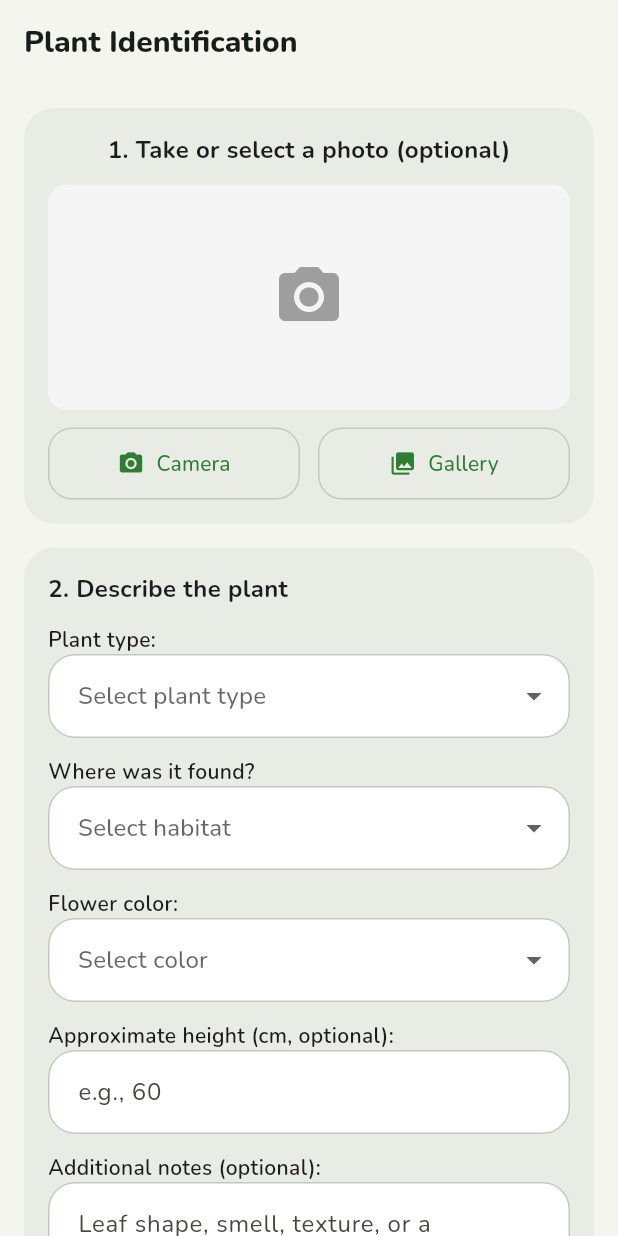
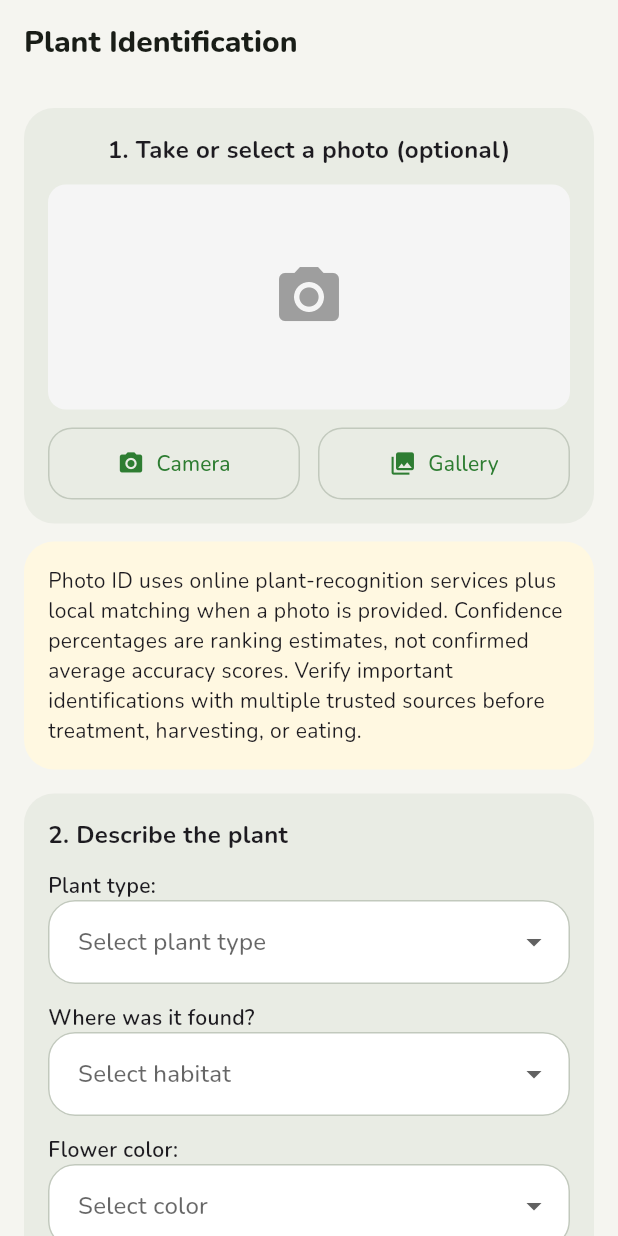
Before and after one commit to Ocelotghxzt/GardenerGrid, a Flutter app: the PlantIdScreen screen opened by its route, on a phone screen of 412 x 824 dp. Run offline on Flutter 3.47's test engine with Material 3 defaults, Android fonts, the phone set to English and light mode, and no system bars; our stand-ins replace cloud_firestore, cloud_functions, connectivity_plus, file_picker, firebase_auth, firebase_core and 11 more; accounts and stored records are empty.

Commit message:
Clarify plant ID confidence messaging

```diff
--- a/lib/screens/plant_id/plant_id_screen.dart
+++ b/lib/screens/plant_id/plant_id_screen.dart
@@ -209,6 +209,16 @@ class _PlantIdScreenState extends State<PlantIdScreen> {
             ),
           ),
         ),
+        const SizedBox(height: 12),
+        Card(
+          color: Colors.amber.shade50,
+          child: const Padding(
+            padding: EdgeInsets.all(16),
+            child: Text(
+              'Photo ID uses online plant-recognition services plus local matching when a photo is provided. Confidence percentages are ranking estimates, not confirmed average accuracy scores. Verify important identifications with multiple trusted sources before treatment, harvesting, or eating.',
+            ),
+          ),
+        ),
         const SizedBox(height: 16),
 
         // Descriptor form
@@ -325,13 +335,32 @@ class _PlantIdScreenState extends State<PlantIdScreen> {
           ),
         Padding(
           padding: const EdgeInsets.all(16),
-          child: Row(
+          child: Column(
+            crossAxisAlignment: CrossAxisAlignment.start,
             children: [
-              Icon(Icons.search, color: AppTheme.primary),
-              const SizedBox(width: 8),
-              Text(
-                '${results.length} potential match${results.length == 1 ? '' : 'es'}',
-                style: const TextStyle(fontSize: 18, fontWeight: FontWeight.w700),
+              Row(
+                children: [
+                  Icon(Icons.search, color: AppTheme.primary),
+                  const SizedBox(width: 8),
+                  Text(
+                    '${results.length} potential match${results.length == 1 ? '' : 'es'}',
+                    style: const TextStyle(fontSize: 18, fontWeight: FontWeight.w700),
+                  ),
+                ],
+              ),
+              const SizedBox(height: 12),
+              Container(
+                width: double.infinity,
+                padding: const EdgeInsets.all(12),
+                decoration: BoxDecoration(
+                  color: Colors.amber.shade50,
+                  borderRadius: BorderRadius.circular(12),
+                  border: Border.all(color: Colors.amber.shade200),
+                ),
+                child: const Text(
+                  'These results are suggestions from online AI and local matching. Treat the percentages as estimated ranking signals, not validated accuracy or identity proof.',
+                  style: TextStyle(fontSize: 12),
+                ),
               ),
             ],
           ),
@@ -403,7 +432,7 @@ class _PlantIdScreenState extends State<PlantIdScreen> {
                               'Family: ${match.family}',
                             '',
                             match.detailSnippet ??
-                                'This result came from online photo recognition and does not yet have a local detail page.',
+                                'This result came from online photo recognition and does not yet have a local detail page. Verify it with multiple trusted references before acting on it.',
                           ].join('\n'),
                         ),
                         actions: [
--- a/lib/services/plant_id_service.dart
+++ b/lib/services/plant_id_service.dart
@@ -216,7 +216,7 @@ class PlantIdService {
               ? 'Photo match aligned with local plant data'
               : 'Photo match from online plant recognition',
           detailSnippet: match == null
-              ? 'Matched from online recognition results. Review the common name, scientific name, and family before acting on the identification.'
+              ? 'Matched from online recognition results. Confidence is an estimate, not a validated average accuracy score. Verify the common name, scientific name, and family with multiple trusted references before acting on the identification.'
               : null,
           localPlantId: match?.id,
           sources: [sourceTag],
@@ -668,10 +668,10 @@ class PlantIdService {
   }
 
   String getConfidenceLabel(double confidence) {
-    if (confidence >= 0.8) return 'High Match';
-    if (confidence >= 0.6) return 'Good Match';
-    if (confidence >= 0.4) return 'Possible Match';
-    return 'Unlikely Match';
+    if (confidence >= 0.8) return 'Strong Candidate';
+    if (confidence >= 0.6) return 'Likely Candidate';
+    if (confidence >= 0.4) return 'Possible Candidate';
+    return 'Low Confidence';
   }
 
   Color getConfidenceColor(double confidence) {
```
